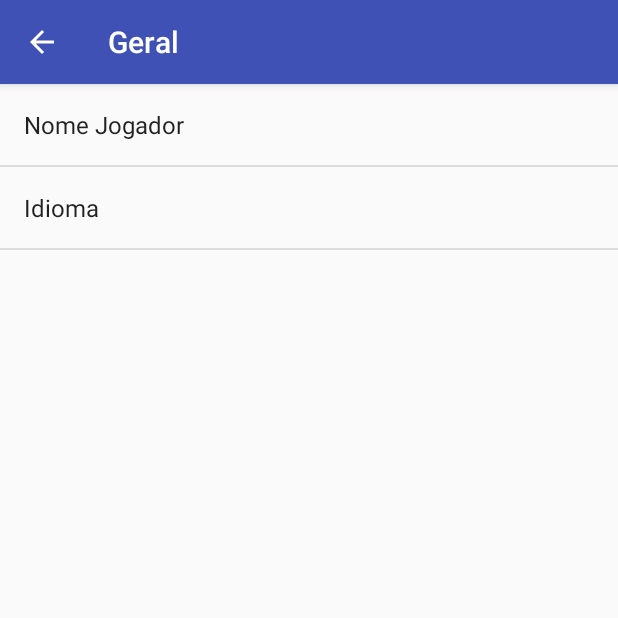
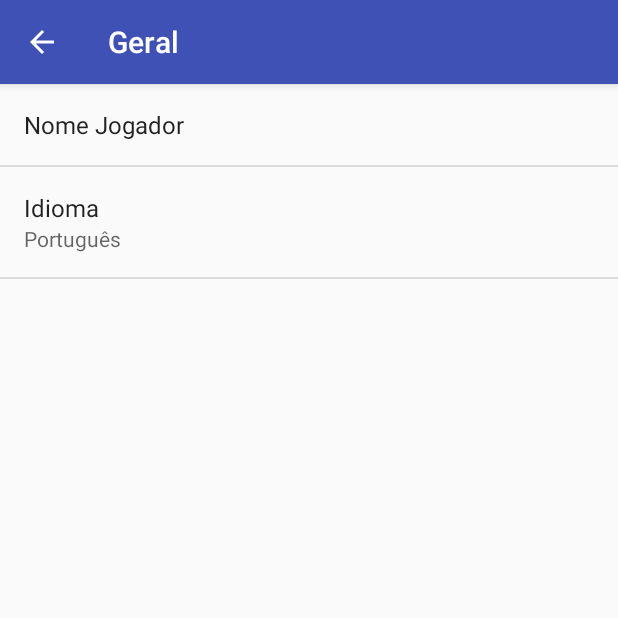
Before and after one commit to tmen13/Memory_Game, an Android app: the SettingsActivity screen opened directly, with no data from a screen before it, after a tap on "Geral", on a phone screen of 412 x 824 dp, the top half of it. Run offline under Robolectric (Android 15) with nearby library versions, the phone set to English and light mode, and no system bars.

Commit message:
update tony

```diff
--- a/app/src/main/java/tmen/memorygame/Activities/SettingsActivity.java
+++ b/app/src/main/java/tmen/memorygame/Activities/SettingsActivity.java
@@ -1,13 +1,9 @@
 package tmen.memorygame.Activities;
-
 
 import android.annotation.TargetApi;
 import android.content.Context;
 import android.content.Intent;
 import android.content.res.Configuration;
-import android.media.Ringtone;
-import android.media.RingtoneManager;
-import android.net.Uri;
 import android.os.Build;
 import android.os.Bundle;
 import android.preference.ListPreference;
@@ -16,8 +12,7 @@ import android.preference.PreferenceActivity;
 import android.support.v7.app.ActionBar;
 import android.preference.PreferenceFragment;
 import android.preference.PreferenceManager;
-import android.preference.RingtonePreference;
-import android.text.TextUtils;
+import android.util.Log;
 import android.view.MenuItem;
 import android.support.v4.app.NavUtils;
 
@@ -37,6 +32,10 @@ import java.util.List;
  * API Guide</a> for more information on developing a Settings UI.
  */
 public class SettingsActivity extends AppCompatPreferenceActivity {
+
+    public static final String PREF_PLAYERNAME = "playername";
+    public static final String PREF_LANG = "lang";
+
     @Override
     protected void onCreate(Bundle savedInstanceState) {
         super.onCreate(savedInstanceState);
@@ -138,6 +137,7 @@ public class SettingsActivity extends AppCompatPreferenceActivity {
                 PreferenceManager
                         .getDefaultSharedPreferences(preference.getContext())
                         .getString(preference.getKey(), ""));
+                        Log.i("preferencias",preference.getKey());
     }
 
     /**
@@ -165,8 +165,8 @@ public class SettingsActivity extends AppCompatPreferenceActivity {
             // to their values. When their values change, their summaries are
             // updated to reflect the new value, per the Android Design
             // guidelines.
-            bindPreferenceSummaryToValue(findPreference("example_text"));
-            bindPreferenceSummaryToValue(findPreference("example_list"));
+            bindPreferenceSummaryToValue(findPreference("pref_nome_jogador"));
+            bindPreferenceSummaryToValue(findPreference("pref_idioma"));
         }
 
         @Override
--- a/app/src/main/java/tmen/memorygame/Classes/MySharedPreferences.java
+++ b/app/src/main/java/tmen/memorygame/Classes/MySharedPreferences.java
@@ -3,9 +3,6 @@ package tmen.memorygame.Classes;
 import android.content.Context;
 import android.preference.PreferenceManager;
 
-/**
- * Created by Tony on 28/12/2015.
- */
 public final class MySharedPreferences {
 
     public static void addToSharedPref(Context c, String key, String obj){
--- a/app/src/main/res/values/strings.xml
+++ b/app/src/main/res/values/strings.xml
@@ -31,7 +31,11 @@
 
     <string name="pref_escolhe_idioma">Idioma</string>
     <string-array name="pref_lista_idiomas">
-        <item>Português</item>
-        <item>Inglês</item>
+        <item value = "pt">Português</item>
+        <item value = "en">Inglês</item>
+    </string-array>
+    <string-array name="pref_lista_idiomas_val">
+        <item value = "pt">pt</item>
+        <item value = "en">en</item>
     </string-array>
 </resources>
--- a/app/src/main/res/xml/pref_general.xml
+++ b/app/src/main/res/xml/pref_general.xml
@@ -3,7 +3,7 @@
     <!-- NOTE: EditTextPreference accepts EditText attributes. -->
     <!-- NOTE: EditTextPreference's summary should be set to its value by the activity code. -->
     <EditTextPreference
-        android:key="example_text"
+        android:key="pref_nome_jogador"
         android:title="@string/pref_title_display_name"
         android:defaultValue="@string/pref_default_display_name"
         android:selectAllOnFocus="true"
@@ -16,11 +16,11 @@
          dismiss it. -->
     <!-- NOTE: ListPreference's summary should be set to its value by the activity code. -->
     <ListPreference
-        android:key="example_list"
+        android:key="pref_idioma"
         android:title="@string/pref_escolhe_idioma"
-        android:defaultValue="-1"
+        android:defaultValue="pt"
         android:entries="@array/pref_lista_idiomas"
-        android:entryValues="@array/pref_lista_idiomas"
+        android:entryValues="@array/pref_lista_idiomas_val"
         android:negativeButtonText="@null"
         android:positiveButtonText="@null" />
 
```
